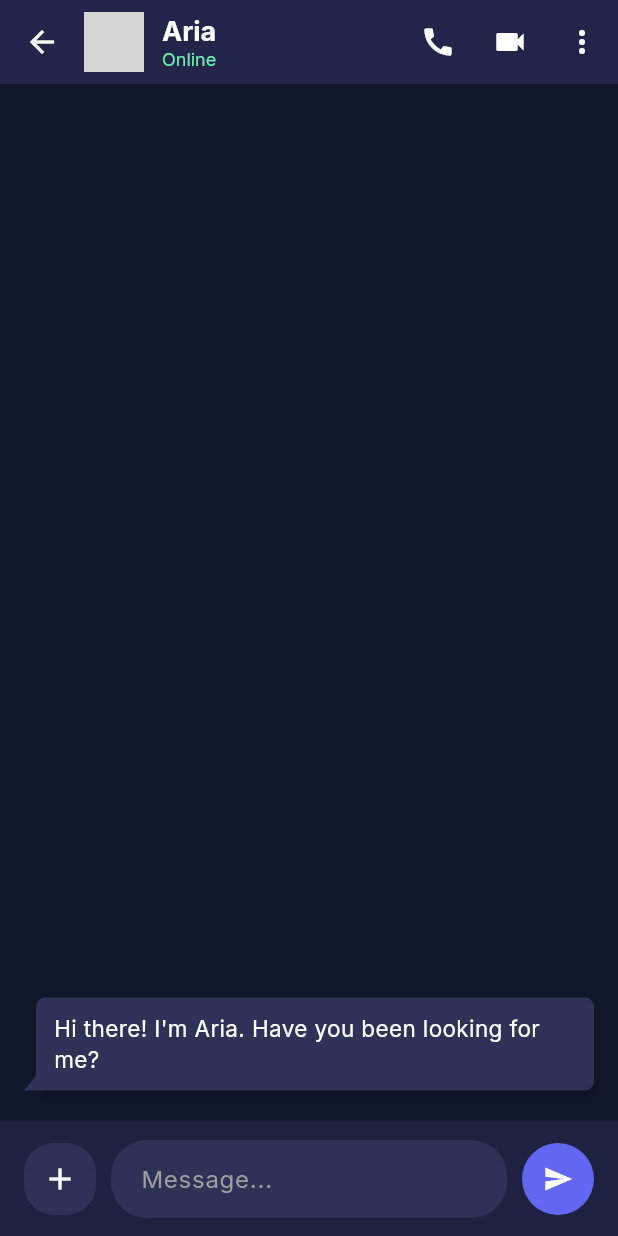
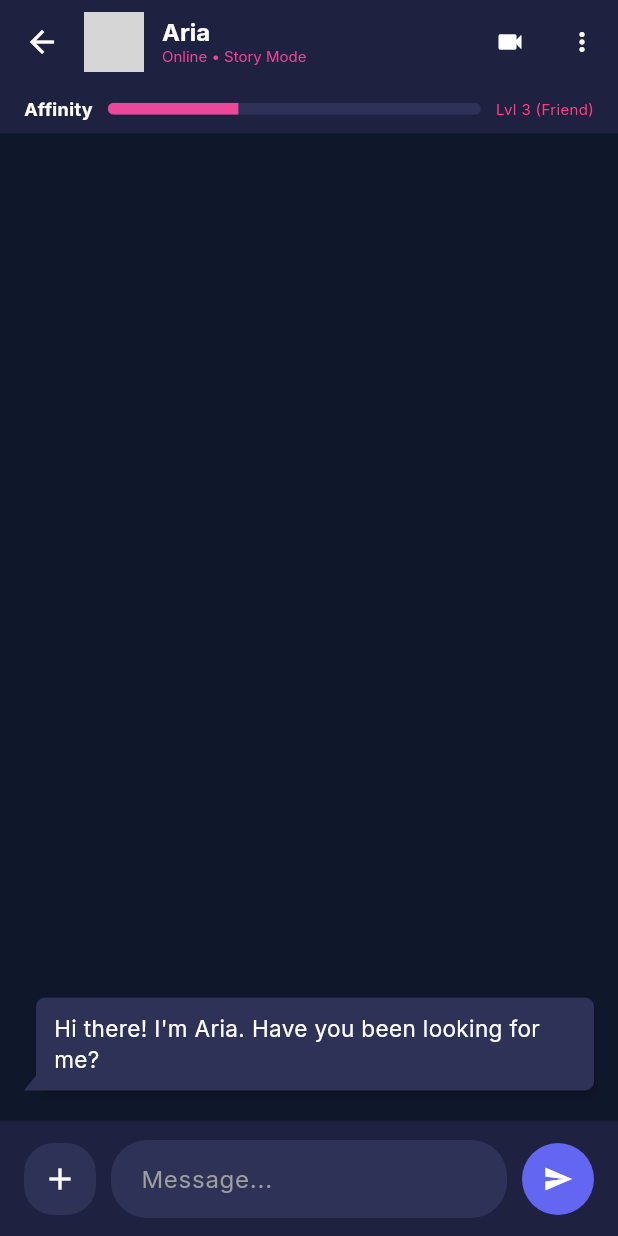
Before and after one commit to hodazafrul-blip/PersonaVerse, a Flutter app: the screen it shows after launch, after a tap on "Aria", on a phone screen of 412 x 824 dp. Run offline on Flutter 3.47's test engine with Material 3 defaults, Android fonts, the phone set to English and light mode, and no system bars; drawn by our look-alikes of bubble; our stand-ins replace google_fonts; network calls fail; grey boxes are pictures that could not be loaded.

Commit message:
Milestone 1: Character Creation, Nav, Gamification

```diff
--- /dev/null
+++ b/mobile/lib/screens/chat_history_screen.dart
@@ -0,0 +1,75 @@
+import 'package:flutter/material.dart';
+
+class ChatHistoryScreen extends StatelessWidget {
+  const ChatHistoryScreen({super.key});
+
+  @override
+  Widget build(BuildContext context) {
+    // Mock history data
+    final history = [
+      {'name': 'Aria', 'msg': 'Are we still hanging out later?', 'time': 'Just now', 'unread': 2, 'avatar': 'https://images.unsplash.com/photo-1544005313-94ddf0286df2?auto=format&fit=crop&q=80&w=400'},
+      {'name': 'Serena', 'msg': 'Remember to focus on your goals today.', 'time': '2h ago', 'unread': 0, 'avatar': 'https://images.unsplash.com/photo-1534528741775-53994a69daeb?auto=format&fit=crop&q=80&w=400'},
+    ];
+
+    return Scaffold(
+      backgroundColor: const Color(0xFF0F172A),
+      appBar: AppBar(
+        title: const Text('Messages', style: TextStyle(fontWeight: FontWeight.bold, color: Colors.white, fontSize: 28)),
+        backgroundColor: Colors.transparent,
+        elevation: 0,
+        centerTitle: false,
+      ),
+      body: ListView.separated(
+        padding: const EdgeInsets.all(20),
+        itemCount: history.length,
+        separatorBuilder: (_, __) => const SizedBox(height: 20),
+        itemBuilder: (context, index) {
+          final chat = history[index];
+          return Row(
+            children: [
+              CircleAvatar(
+                radius: 30,
+                backgroundImage: NetworkImage(chat['avatar'].toString()),
+              ),
+              const SizedBox(width: 15),
+              Expanded(
+                child: Column(
+                  crossAxisAlignment: CrossAxisAlignment.start,
+                  children: [
+                    Row(
+                      mainAxisAlignment: MainAxisAlignment.spaceBetween,
+                      children: [
+                        Text(chat['name'].toString(), style: const TextStyle(color: Colors.white, fontSize: 18, fontWeight: FontWeight.bold)),
+                        Text(chat['time'].toString(), style: const TextStyle(color: Colors.grey, fontSize: 12)),
+                      ],
+                    ),
+                    const SizedBox(height: 5),
+                    Row(
+                      mainAxisAlignment: MainAxisAlignment.spaceBetween,
+                      children: [
+                        Expanded(
+                          child: Text(
+                            chat['msg'].toString(),
+                            style: TextStyle(color: (chat['unread'] as int) > 0 ? Colors.white : Colors.grey),
+                            maxLines: 1,
+                            overflow: TextOverflow.ellipsis,
+                          ),
+                        ),
+                        if ((chat['unread'] as int) > 0)
+                          Container(
+                            padding: const EdgeInsets.all(6),
+                            decoration: const BoxDecoration(color: Color(0xFFEC4899), shape: BoxShape.circle),
+                            child: Text(chat['unread'].toString(), style: const TextStyle(color: Colors.white, fontSize: 10, fontWeight: FontWeight.bold)),
+                          )
+                      ],
+                    )
+                  ],
+                ),
+              )
+            ],
+          );
+        },
+      ),
+    );
+  }
+}
--- a/mobile/lib/screens/chat_screen.dart
+++ b/mobile/lib/screens/chat_screen.dart
@@ -79,22 +79,44 @@ class _ChatScreenState extends State<ChatScreen> {
             Column(
               crossAxisAlignment: CrossAxisAlignment.start,
               children: [
-                Text(widget.character['name'], style: const TextStyle(fontWeight: FontWeight.bold, fontSize: 18)),
-                const Text('Online', style: TextStyle(color: Colors.greenAccent, fontSize: 12)),
+                Text(widget.character['name'], style: const TextStyle(fontWeight: FontWeight.bold, fontSize: 16)),
+                const Text('Online • Story Mode', style: TextStyle(color: Color(0xFFEC4899), fontSize: 10)),
               ],
             ),
           ],
         ),
         actions: [
-          IconButton(icon: const Icon(Icons.call, color: Colors.white), onPressed: () {}),
-          IconButton(icon: const Icon(Icons.videocam, color: Colors.white), onPressed: () {}),
-          IconButton(icon: const Icon(Icons.more_vert, color: Colors.white), onPressed: () {}),
+          IconButton(icon: const Icon(Icons.videocam, color: Colors.white, size: 20), onPressed: () {}),
+          IconButton(icon: const Icon(Icons.more_vert, color: Colors.white, size: 20), onPressed: () {}),
         ],
         backgroundColor: const Color(0xFF1E2140),
-        elevation: 1,
+        elevation: 0,
       ),
       body: Column(
         children: [
+          Container(
+            color: const Color(0xFF1E2140),
+            padding: const EdgeInsets.symmetric(horizontal: 16, vertical: 8),
+            child: Row(
+              children: [
+                const Text('Affinity', style: TextStyle(color: Colors.white, fontSize: 12, fontWeight: FontWeight.bold)),
+                const SizedBox(width: 10),
+                Expanded(
+                  child: ClipRRect(
+                    borderRadius: BorderRadius.circular(10),
+                    child: LinearProgressIndicator(
+                      value: 0.35,
+                      backgroundColor: const Color(0xFF2E3257),
+                      valueColor: const AlwaysStoppedAnimation<Color>(Color(0xFFEC4899)),
+                      minHeight: 8,
+                    ),
+                  ),
+                ),
+                const SizedBox(width: 10),
+                const Text('Lvl 3 (Friend)', style: TextStyle(color: Colors.pinkAccent, fontSize: 10)),
+              ],
+            ),
+          ),
           Expanded(
             child: ListView.builder(
               reverse: true,
--- /dev/null
+++ b/mobile/lib/screens/create_character_screen.dart
@@ -0,0 +1,110 @@
+import 'package:flutter/material.dart';
+
+class CreateCharacterScreen extends StatefulWidget {
+  const CreateCharacterScreen({super.key});
+
+  @override
+  State<CreateCharacterScreen> createState() => _CreateCharacterScreenState();
+}
+
+class _CreateCharacterScreenState extends State<CreateCharacterScreen> {
+  double _funnySlider = 0.5;
+  double _seriousSlider = 0.5;
+  double _romanticSlider = 0.2;
+
+  @override
+  Widget build(BuildContext context) {
+    return Scaffold(
+      backgroundColor: const Color(0xFF0F172A),
+      appBar: AppBar(
+        title: const Text('Character Builder', style: TextStyle(fontWeight: FontWeight.bold, color: Colors.white)),
+        backgroundColor: const Color(0xFF1E2140),
+        elevation: 0,
+        actions: [
+          TextButton(
+            onPressed: () {
+              ScaffoldMessenger.of(context).showSnackBar(const SnackBar(content: Text('Character Saved Natively!')));
+            },
+            child: const Text('SAVE', style: TextStyle(color: Color(0xFFEC4899), fontWeight: FontWeight.bold)),
+          )
+        ],
+      ),
+      body: SingleChildScrollView(
+        child: Padding(
+          padding: const EdgeInsets.all(20.0),
+          child: Column(
+            crossAxisAlignment: CrossAxisAlignment.start,
+            children: [
+              Center(
+                child: Container(
+                  width: 120,
+                  height: 120,
+                  decoration: BoxDecoration(
+                    color: const Color(0xFF2E3257),
+                    borderRadius: BorderRadius.circular(20),
+                    border: Border.all(color: const Color(0xFFEC4899), width: 2),
+                  ),
+                  child: const Column(
+                    mainAxisAlignment: MainAxisAlignment.center,
+                    children: [
+                      Icon(Icons.auto_awesome, color: Color(0xFFEC4899), size: 30),
+                      SizedBox(height: 8),
+                      Text('Generate\nAvatar', textAlign: TextAlign.center, style: TextStyle(color: Colors.white, fontSize: 12)),
+                    ],
+                  ),
+                ),
+              ),
+              const SizedBox(height: 30),
+              const Text('Identity', style: TextStyle(color: Colors.white, fontSize: 18, fontWeight: FontWeight.bold)),
+              const SizedBox(height: 10),
+              TextField(
+                style: const TextStyle(color: Colors.white),
+                decoration: InputDecoration(
+                  hintText: 'Character Name',
+                  hintStyle: const TextStyle(color: Colors.grey),
+                  filled: true,
+                  fillColor: const Color(0xFF1E2140),
+                  border: OutlineInputBorder(borderRadius: BorderRadius.circular(15), borderSide: BorderSide.none),
+                ),
+              ),
+              const SizedBox(height: 15),
+              TextField(
+                maxLines: 4,
+                style: const TextStyle(color: Colors.white),
+                decoration: InputDecoration(
+                  hintText: 'Backstory & Memory Rules...',
+                  hintStyle: const TextStyle(color: Colors.grey),
+                  filled: true,
+                  fillColor: const Color(0xFF1E2140),
+                  border: OutlineInputBorder(borderRadius: BorderRadius.circular(15), borderSide: BorderSide.none),
+                ),
+              ),
+              const SizedBox(height: 30),
+              const Text('Personality Tuning', style: TextStyle(color: Colors.white, fontSize: 18, fontWeight: FontWeight.bold)),
+              const SizedBox(height: 15),
+              _buildSlider('Humor / Funny', _funnySlider, (val) => setState(() => _funnySlider = val)),
+              _buildSlider('Serious / Stoic', _seriousSlider, (val) => setState(() => _seriousSlider = val)),
+              _buildSlider('Romantic / Flirty', _romanticSlider, (val) => setState(() => _romanticSlider = val)),
+              const SizedBox(height: 40),
+            ],
+          ),
+        ),
+      ),
+    );
+  }
+
+  Widget _buildSlider(String label, double value, ValueChanged<double> onChanged) {
+    return Column(
+      crossAxisAlignment: CrossAxisAlignment.start,
+      children: [
+        Text(label, style: const TextStyle(color: Colors.grey, fontSize: 14)),
+        Slider(
+          value: value,
+          activeColor: const Color(0xFFEC4899),
+          inactiveColor: const Color(0xFF2E3257),
+          onChanged: onChanged,
+        ),
+      ],
+    );
+  }
+}
--- /dev/null
+++ b/mobile/lib/screens/profile_screen.dart
@@ -0,0 +1,90 @@
+import 'package:flutter/material.dart';
+
+class ProfileScreen extends StatelessWidget {
+  const ProfileScreen({super.key});
+
+  @override
+  Widget build(BuildContext context) {
+    return Scaffold(
+      backgroundColor: const Color(0xFF0F172A),
+      body: SafeArea(
+        child: SingleChildScrollView(
+          child: Column(
+            children: [
+              const SizedBox(height: 30),
+              const CircleAvatar(
+                radius: 50,
+                backgroundColor: Color(0xFF1E2140),
+                child: Icon(Icons.person, size: 50, color: Colors.white),
+              ),
+              const SizedBox(height: 15),
+              const Text('Guest User', style: TextStyle(color: Colors.white, fontSize: 24, fontWeight: FontWeight.bold)),
+              const Text('Level 4 Explorer', style: TextStyle(color: Color(0xFFEC4899), fontSize: 14)),
+              const SizedBox(height: 30),
+              _buildPanel(
+                'Gamification & Rewards',
+                [
+                  _buildListTile(Icons.card_giftcard, 'Daily Login Reward', 'Available!'),
+                  _buildListTile(Icons.emoji_events, 'Achievements', '12 / 50 Unlocked'),
+                ]
+              ),
+              const SizedBox(height: 20),
+              _buildPanel(
+                'Personalization',
+                [
+                  _buildListTile(Icons.dark_mode, 'Theme', 'Dark Mode'),
+                  _buildListTile(Icons.language, 'Language', 'English'),
+                  _buildListTile(Icons.notifications, 'Notifications', 'Enabled'),
+                ]
+              ),
+              const SizedBox(height: 20),
+              _buildPanel(
+                'Premium (Unlocked)',
+                [
+                  _buildListTile(Icons.star, 'PersonaVerse Pro', 'Active (Unlimited)'),
+                  const Padding(
+                    padding: EdgeInsets.all(16.0),
+                    child: Text(
+                      'All features including DALL-E image generation, multi-branch storytelling, and ElevenLabs voice are unlocked by default.',
+                      style: TextStyle(color: Colors.grey, fontSize: 12),
+                    ),
+                  )
+                ]
+              ),
+              const SizedBox(height: 40),
+            ],
+          ),
+        ),
+      ),
+    );
+  }
+
+  Widget _buildPanel(String title, List<Widget> children) {
+    return Container(
+      margin: const EdgeInsets.symmetric(horizontal: 20),
+      decoration: BoxDecoration(
+        color: const Color(0xFF1E2140),
+        borderRadius: BorderRadius.circular(20),
+      ),
+      child: Column(
+        crossAxisAlignment: CrossAxisAlignment.start,
+        children: [
+          Padding(
+            padding: const EdgeInsets.all(16.0),
+            child: Text(title, style: const TextStyle(color: Colors.white, fontSize: 16, fontWeight: FontWeight.bold)),
+          ),
+          const Divider(color: Colors.black12, height: 1),
+          ...children,
+        ],
+      ),
+    );
+  }
+
+  Widget _buildListTile(IconData icon, String title, String trailing) {
+    return ListTile(
+      leading: Icon(icon, color: const Color(0xFF6366F1)),
+      title: Text(title, style: const TextStyle(color: Colors.white)),
+      trailing: Text(trailing, style: const TextStyle(color: Colors.grey)),
+    );
+  }
+}
--- a/mobile/lib/screens/root_screen.dart
+++ b/mobile/lib/screens/root_screen.dart
@@ -1,5 +1,8 @@
 import 'package:flutter/material.dart';
 import 'home_screen.dart';
+import 'chat_history_screen.dart';
+import 'create_character_screen.dart';
+import 'profile_screen.dart';
 
 class RootScreen extends StatefulWidget {
   const RootScreen({super.key});
@@ -13,9 +16,9 @@ class _RootScreenState extends State<RootScreen> {
 
   final List<Widget> _pages = [
     const HomeScreen(),
-    const Center(child: Text("Chats", style: TextStyle(color: Colors.white, fontSize: 24))),
-    const Center(child: Text("Create", style: TextStyle(color: Colors.white, fontSize: 24))),
-    const Center(child: Text("Profile", style: TextStyle(color: Colors.white, fontSize: 24))),
+    const ChatHistoryScreen(),
+    const CreateCharacterScreen(),
+    const ProfileScreen(),
   ];
 
   @override
```
Also changed, not shown: 1 other file.
